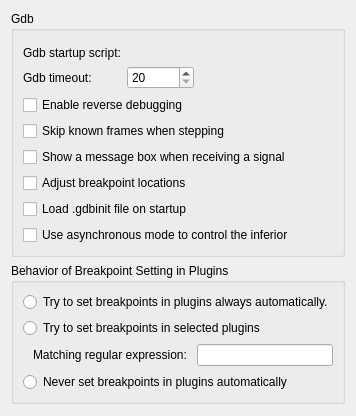
Qt form src/plugins/debugger/gdb/gdboptionspage.ui (qt-creator/qt-creator) before a commit.
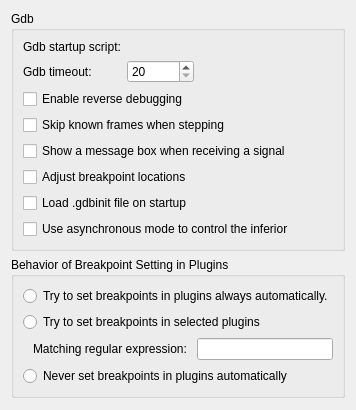
The same form after that commit. Custom widgets are drawn as their Qt base class.

What changed in the file:
```diff
--- a/src/plugins/debugger/gdb/gdboptionspage.ui
+++ b/src/plugins/debugger/gdb/gdboptionspage.ui
@@ -21,10 +21,7 @@
       <property name="margin">
        <number>9</number>
       </property>
-      <item row="0" column="0" colspan="2">
-       <widget class="Debugger::Internal::GdbChooserWidget" name="gdbChooserWidget" native="true"/>
-      </item>
-      <item row="1" column="0">
+      <item row="0" column="0">
        <widget class="QLabel" name="labelGdbStartupScript">
         <property name="toolTip">
          <string>This is either empty or points to a file containing gdb commands that will be executed immediately after gdb starts up.</string>
@@ -34,17 +31,17 @@
         </property>
        </widget>
       </item>
-      <item row="1" column="1">
+      <item row="0" column="1">
        <widget class="Utils::PathChooser" name="scriptFileChooser"/>
       </item>
-      <item row="2" column="0">
+      <item row="1" column="0">
        <widget class="QLabel" name="labelGdbWatchdogTimeout">
         <property name="text">
          <string>Gdb timeout:</string>
         </property>
        </widget>
       </item>
-      <item row="2" column="1">
+      <item row="1" column="1">
        <widget class="QSpinBox" name="spinBoxGdbWatchdogTimeout">
         <property name="toolTip">
          <string>This is the number of seconds Qt Creator will wait before
@@ -70,14 +67,14 @@
         </property>
        </widget>
       </item>
-      <item row="3" column="0" colspan="2">
+      <item row="2" column="0" colspan="2">
        <widget class="QCheckBox" name="checkBoxEnableReverseDebugging">
         <property name="text">
          <string>Enable reverse debugging</string>
         </property>
        </widget>
       </item>
-      <item row="4" column="0" colspan="2">
+      <item row="3" column="0" colspan="2">
        <widget class="QCheckBox" name="checkBoxSkipKnownFrames">
         <property name="toolTip">
          <string>When this option is checked, 'Step Into' compresses several steps into one in certain situations, leading to 'less noisy' debugging. So will, e.g., the atomic
@@ -88,28 +85,28 @@
         </property>
        </widget>
       </item>
-      <item row="5" column="0" colspan="2">
+      <item row="4" column="0" colspan="2">
        <widget class="QCheckBox" name="checkBoxUseMessageBoxForSignals">
         <property name="text">
          <string>Show a message box when receiving a signal</string>
         </property>
        </widget>
       </item>
-      <item row="6" column="0" colspan="2">
+      <item row="5" column="0" colspan="2">
        <widget class="QCheckBox" name="checkBoxAdjustBreakpointLocations">
         <property name="text">
          <string>Adjust breakpoint locations</string>
         </property>
        </widget>
       </item>
-      <item row="7" column="0" colspan="2">
+      <item row="6" column="0" colspan="2">
        <widget class="QCheckBox" name="checkBoxLoadGdbInit">
         <property name="text">
          <string>Load .gdbinit file on startup</string>
         </property>
        </widget>
       </item>
-      <item row="8" column="0" colspan="2">
+      <item row="7" column="0" colspan="2">
        <widget class="QCheckBox" name="checkBoxTargetAsync">
         <property name="text">
          <string>Use asynchronous mode to control the inferior</string>
```
